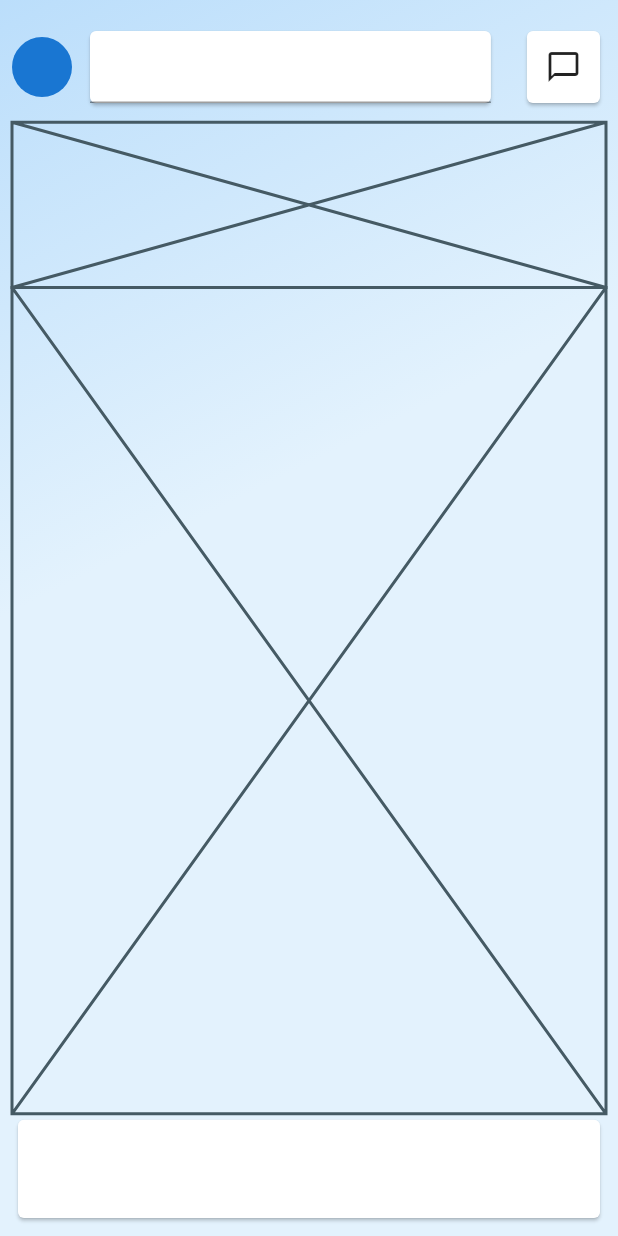
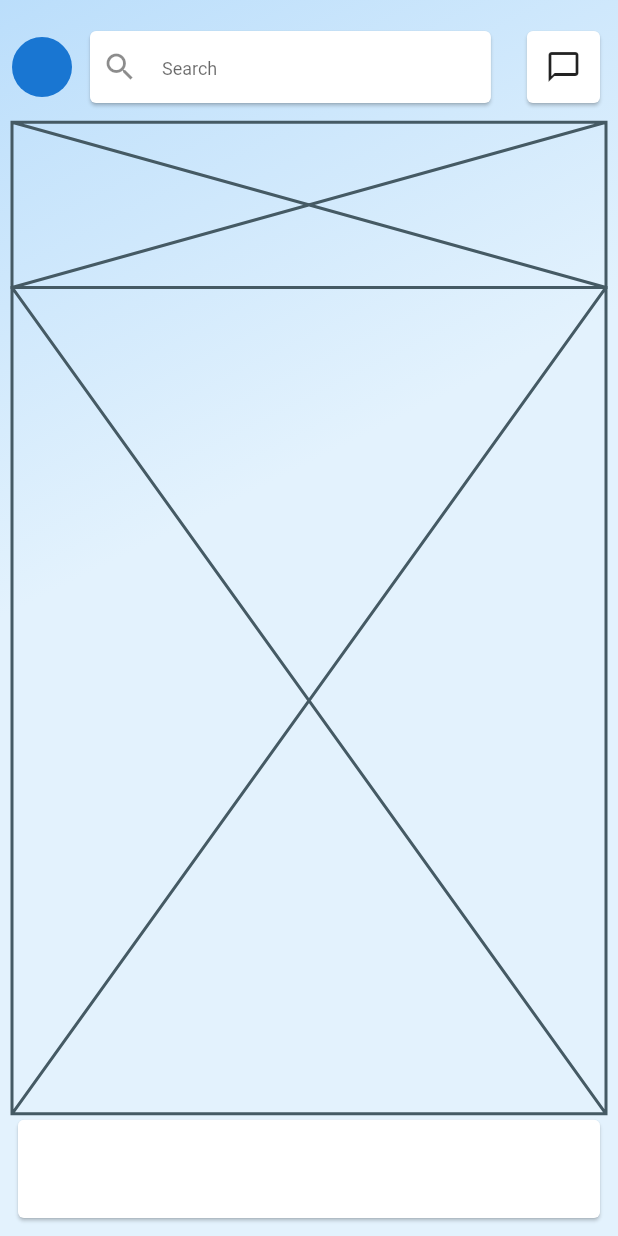
Before and after one commit to JAICHANGPARK/flutter_notebook_8th_story, a Flutter app: the screen it shows after launch, on a phone screen of 412 x 824 dp. Run offline on Flutter 3.47's test engine with Material 2 defaults, Android fonts, the phone set to English and light mode, and no system bars; our stand-ins replace badges, flutter_hooks, google_fonts, hooks_riverpod, state_notifier.

Commit message:
Update linkedin_main_page.dart

```diff
--- a/lib/ep580_linkedin_app/linkedin_main_page.dart
+++ b/lib/ep580_linkedin_app/linkedin_main_page.dart
@@ -35,7 +35,19 @@ class _LinkedinMainPageState extends State<LinkedinMainPage> {
                         child: Padding(
                           padding: const EdgeInsets.all(8.0),
                           child: Card(
-                            child: TextField(),
+                            child: Padding(
+                              padding: const EdgeInsets.only(left: 8),
+                              child: TextField(
+                                decoration: InputDecoration(
+                                  border: InputBorder.none,
+                                  icon: Icon(Icons.search),
+                                  hintText: "Search",
+                                  hintStyle: TextStyle(
+                                    fontSize: 12
+                                  )
+                                ),
+                              ),
+                            ),
                           ),
                         ),
                       ),
```
